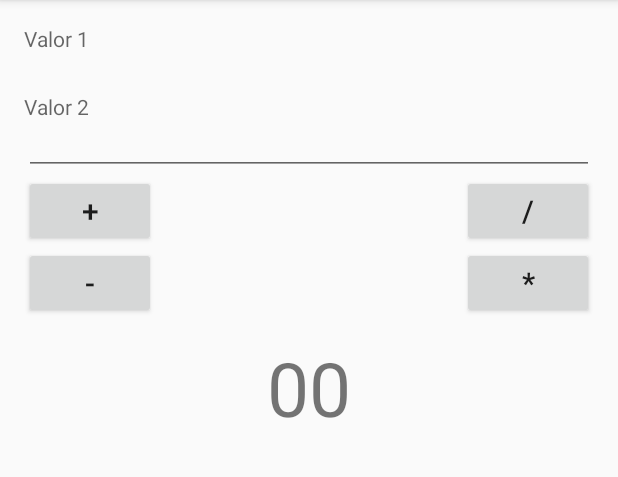
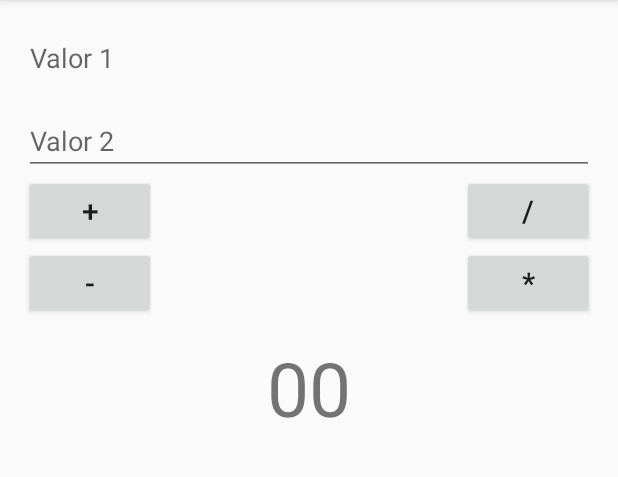
Before and after one commit to pietro1702/Calculadora, an Android app: the screen it shows after launch (MainActivity), on a phone screen of 412 x 824 dp, the part 84-561 px from its top. Run offline under Robolectric (Android 15) with nearby library versions, the phone set to English and light mode, and no system bars.

Commit message:
Testa aí, txio 2

```diff
--- a/app/src/main/res/layout/activity_main.xml
+++ b/app/src/main/res/layout/activity_main.xml
@@ -9,30 +9,20 @@
     android:paddingTop="16dp"
     tools:context="br.edu.ifrn.calculadorasimples.MainActivity">
 
-    <TextView
-        android:layout_width="wrap_content"
+    <EditText
+        android:layout_width="fill_parent"
         android:layout_height="wrap_content"
-        android:hint="Valor 1"/>
-
-    <EditText
-        android:layout_width="wrap_content"
-        android:layout_height="wrap_content"
+        android:hint="Valor 1"
         android:inputType="numberDecimal"
         android:id="@+id/editTextValor1"
         android:layout_alignParentTop="true"
         android:layout_alignParentStart="true"
         android:layout_alignParentEnd="true" />
 
-    <TextView
-        android:layout_width="wrap_content"
+    <EditText
+        android:layout_width="fill_parent"
         android:layout_height="wrap_content"
         android:hint="Valor 2"
-        android:layout_below="@+id/editTextValor1"
-        android:layout_alignParentStart="true" />
-
-    <EditText
-        android:layout_width="wrap_content"
-        android:layout_height="wrap_content"
         android:inputType="numberDecimal"
         android:id="@+id/editTextValor2"
         android:layout_marginTop="10dp"
```
